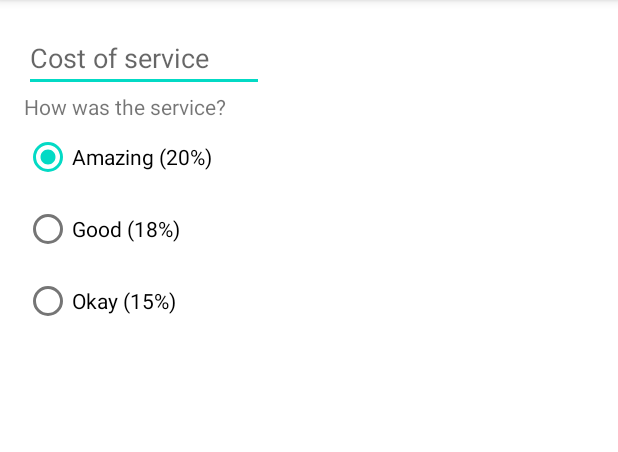
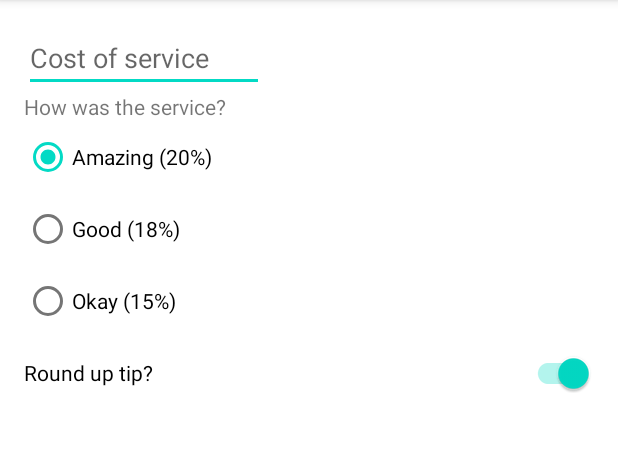
Before and after one commit to mkdzt/TipTime, an Android app: the screen it shows after launch (MainActivity), on a phone screen of 412 x 824 dp, the part 84-536 px from its top. Run offline under Robolectric (Android 15) with nearby library versions, the phone set to English and light mode, and no system bars.

Commit message:
add switch round up

```diff
--- a/app/src/main/res/layout/activity_main.xml
+++ b/app/src/main/res/layout/activity_main.xml
@@ -11,11 +11,10 @@
         android:id="@+id/et_cost_of_service"
         android:layout_width="160dp"
         android:layout_height="wrap_content"
+        android:hint="Cost of service"
+        android:inputType="numberDecimal"
         app:layout_constraintStart_toStartOf="parent"
-        app:layout_constraintTop_toTopOf="parent"
-        android:inputType="numberDecimal"
-        android:hint="Cost of service"
-        />
+        app:layout_constraintTop_toTopOf="parent" />
     <TextView
         android:id="@+id/tv_service_question"
         android:layout_width="wrap_content"
@@ -52,4 +51,13 @@
             android:text="Okay (15%)"
             />
     </RadioGroup>
+    <androidx.appcompat.widget.SwitchCompat
+        android:id="@+id/sw_round_up"
+        android:layout_width="match_parent"
+        android:layout_height="wrap_content"
+        app:layout_constraintStart_toStartOf="@id/rg_tip_options"
+        app:layout_constraintTop_toBottomOf="@id/rg_tip_options"
+        android:text="Round up tip?"
+        android:checked="true"
+        />
 </androidx.constraintlayout.widget.ConstraintLayout>
```
